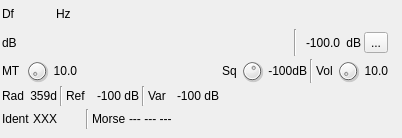
The window that plugins/channelrx/demodvor/vordemodgui.ui (f4exb/sdrangel) describes before a commit, drawn with Qt 5.
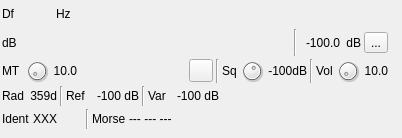
The same window after the commit. Icons and pictures are not drawn. Custom widgets are drawn as their Qt base class.

Commit message: VOR Demod: Improve filtering for voice over ident. For #1590

```diff
--- a/plugins/channelrx/demodvor/vordemodgui.ui
+++ b/plugins/channelrx/demodvor/vordemodgui.ui
@@ -325,6 +325,28 @@
         </property>
        </spacer>
       </item>
+      <item>
+       <widget class="ButtonSwitch" name="identBandpassEnable">
+        <property name="toolTip">
+         <string>Toggle Morse identifier bandpass filter to filter voice</string>
+        </property>
+        <property name="icon">
+         <iconset resource="../../../sdrgui/resources/res.qrc">
+          <normaloff>:/filter_bandpass.png</normaloff>
+          <normalon>:/filter_bandpass.png</normalon>:/filter_bandpass.png</iconset>
+        </property>
+        <property name="checkable">
+         <bool>true</bool>
+        </property>
+       </widget>
+      </item>
+      <item>
+       <widget class="Line" name="line_3">
+        <property name="orientation">
+         <enum>Qt::Vertical</enum>
+        </property>
+       </widget>
+      </item>
       <item>
        <widget class="QLabel" name="label_4">
         <property name="text">
@@ -619,6 +641,11 @@
   </widget>
  </widget>
  <customwidgets>
+  <customwidget>
+   <class>ButtonSwitch</class>
+   <extends>QToolButton</extends>
+   <header>gui/buttonswitch.h</header>
+  </customwidget>
   <customwidget>
    <class>RollupContents</class>
    <extends>QWidget</extends>
```
Left out of the diff: 2 changed lines with no effect on the pictures. The commit also changes 11 other files.
